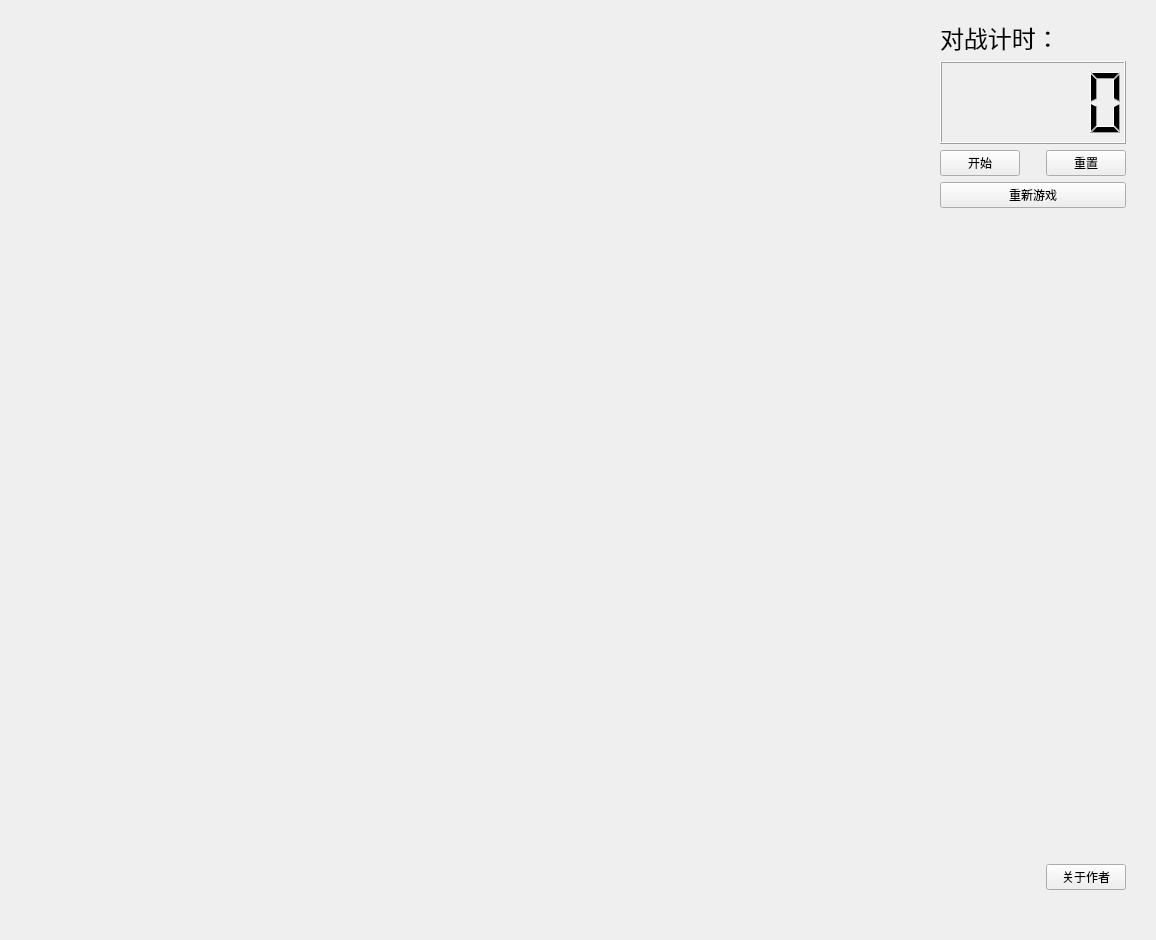
Qt form ChessBoard.ui (XMuli/ChineseChess) before a commit.
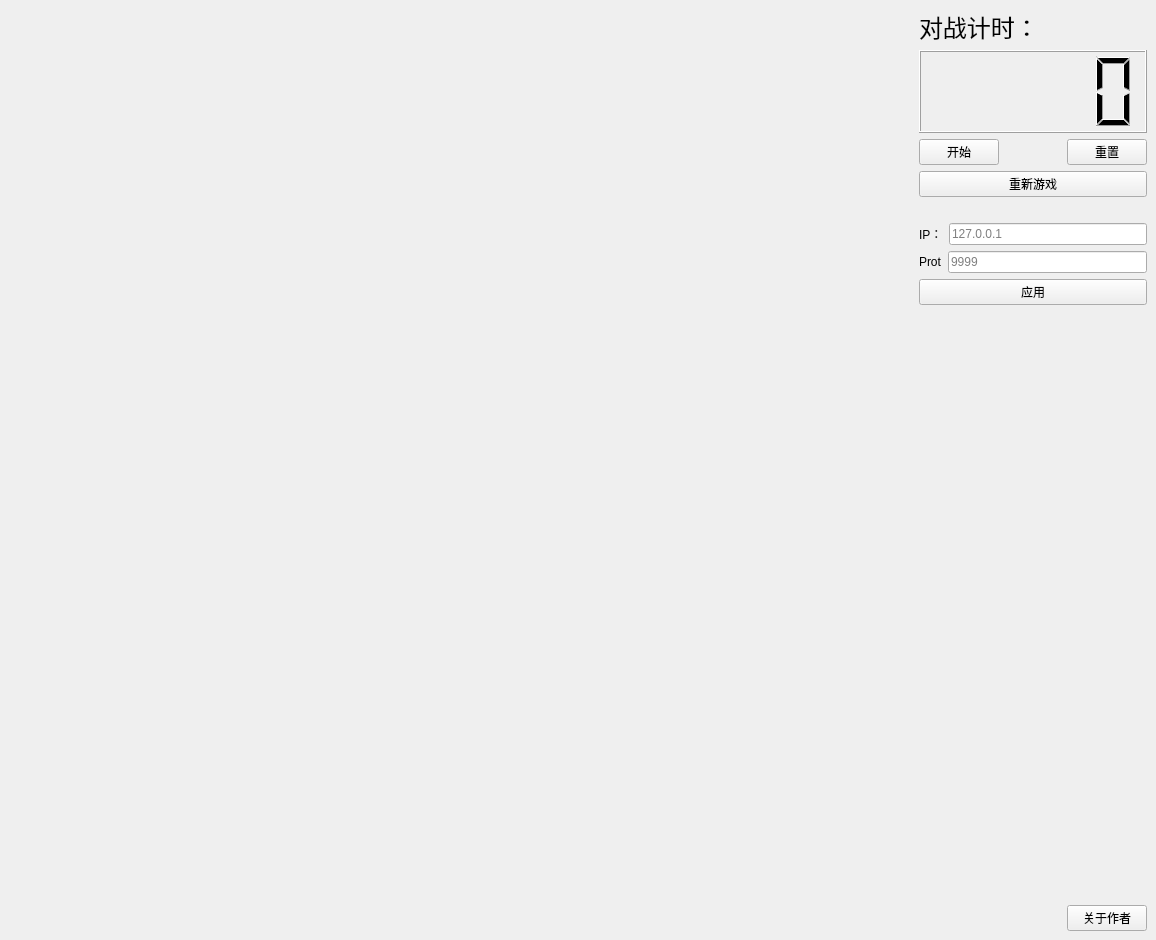
The same form after that commit. Icons and pictures are not drawn.

Commit message: feat: add Adding connection IP functionality（UI）

The edit to the form file:
```diff
--- a/ChessBoard.ui
+++ b/ChessBoard.ui
@@ -56,19 +56,7 @@
 border-image: url(:/images/b.jpg);
 }</string>
       </property>
-      <layout class="QVBoxLayout" name="verticalLayout">
-       <property name="leftMargin">
-        <number>30</number>
-       </property>
-       <property name="topMargin">
-        <number>20</number>
-       </property>
-       <property name="rightMargin">
-        <number>30</number>
-       </property>
-       <property name="bottomMargin">
-        <number>50</number>
-       </property>
+      <layout class="QVBoxLayout" name="verticalLayout_2">
        <item>
         <widget class="QLabel" name="label_2">
          <property name="font">
@@ -144,25 +132,96 @@
         </layout>
        </item>
        <item>
-        <widget class="QPushButton" name="pushButton_restart">
-         <property name="text">
-          <string>重新游戏</string>
-         </property>
-        </widget>
+        <layout class="QHBoxLayout" name="horizontalLayout_6">
+         <item>
+          <widget class="QPushButton" name="pushButton_restart">
+           <property name="text">
+            <string>重新游戏</string>
+           </property>
+          </widget>
+         </item>
+        </layout>
        </item>
        <item>
-        <spacer name="verticalSpacer">
+        <spacer name="verticalSpacer_2">
          <property name="orientation">
           <enum>Qt::Vertical</enum>
          </property>
+         <property name="sizeType">
+          <enum>QSizePolicy::Maximum</enum>
+         </property>
          <property name="sizeHint" stdset="0">
           <size>
            <width>20</width>
-           <height>40</height>
+           <height>20</height>
           </size>
          </property>
         </spacer>
        </item>
+       <item>
+        <layout class="QHBoxLayout" name="horizontalLayout_4">
+         <item>
+          <widget class="QLabel" name="label_3">
+           <property name="text">
+            <string>IP：</string>
+           </property>
+          </widget>
+         </item>
+         <item>
+          <widget class="QLineEdit" name="lineEditIp">
+           <property name="placeholderText">
+            <string>127.0.0.1</string>
+           </property>
+          </widget>
+         </item>
+        </layout>
+       </item>
+       <item>
+        <layout class="QHBoxLayout" name="horizontalLayout_5">
+         <item>
+          <widget class="QLabel" name="label_4">
+           <property name="text">
+            <string>Prot</string>
+           </property>
+          </widget>
+         </item>
+         <item>
+          <widget class="QLineEdit" name="lineEditProt">
+           <property name="placeholderText">
+            <string>9999</string>
+           </property>
+          </widget>
+         </item>
+        </layout>
+       </item>
+       <item>
+        <layout class="QVBoxLayout" name="verticalLayout">
+         <item>
+          <layout class="QHBoxLayout" name="horizontalLayout_7">
+           <item>
+            <widget class="QPushButton" name="btnApply">
+             <property name="text">
+              <string>应用</string>
+             </property>
+            </widget>
+           </item>
+          </layout>
+         </item>
+         <item>
+          <spacer name="verticalSpacer">
+           <property name="orientation">
+            <enum>Qt::Vertical</enum>
+           </property>
+           <property name="sizeHint" stdset="0">
+            <size>
+             <width>20</width>
+             <height>40</height>
+            </size>
+           </property>
+          </spacer>
+         </item>
+        </layout>
+       </item>
        <item>
         <layout class="QHBoxLayout" name="horizontalLayout_3">
          <property name="topMargin">
```
Left out of the diff: 2 changed lines with no effect on the pictures. The commit also changes 2 other files.
